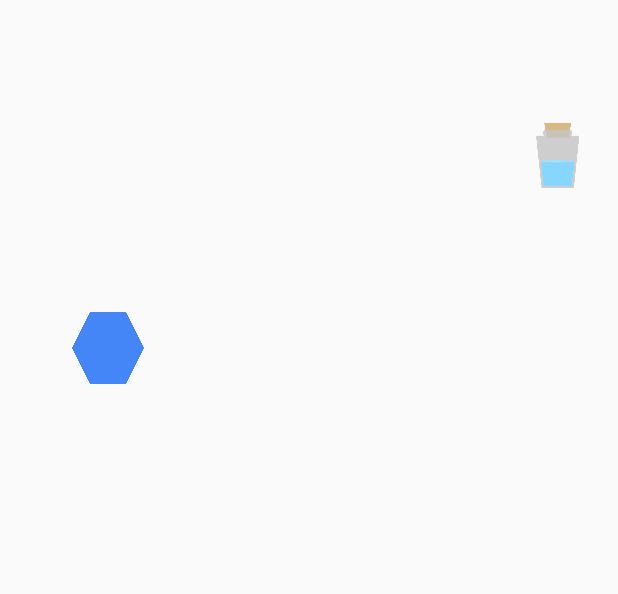
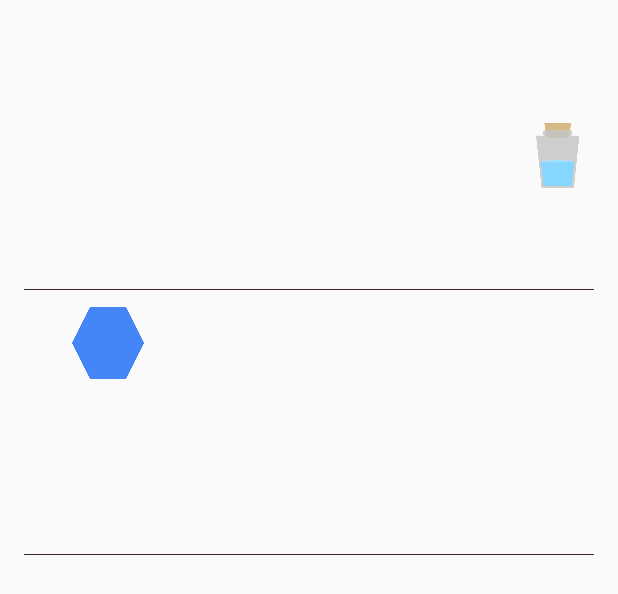
Before and after one commit to jocmp/HearthMaker, an Android app: the layout content_detail.xml on its own in the app's theme, with its tools: preview values and no code run, on a phone screen of 412 x 824 dp. Shown: the top 594 px of the screen. Run offline under Robolectric (Android 15) with nearby library versions, the phone set to English and light mode, and no system bars.

Commit message:
dividers and padding for detail activity

```diff
--- a/app/src/main/res/layout/content_detail.xml
+++ b/app/src/main/res/layout/content_detail.xml
@@ -44,14 +44,7 @@
         android:gravity="center_vertical"
         android:layout_marginBottom="16dp"/>
 
-    <TextView
-        android:textStyle="italic"
-        android:layout_below="@+id/card_text"
-        android:id="@+id/flavor_text"
-        android:textAppearance="?android:attr/textAppearanceMedium"
-        android:layout_width="wrap_content"
-        android:layout_height="wrap_content"
-        android:layout_marginBottom="16dp"/>
+
 
     <ImageView
         android:id="@+id/Empty"
@@ -96,11 +89,18 @@
         android:textAppearance="?android:attr/textAppearanceMedium"
         android:layout_width="wrap_content"
         android:layout_centerHorizontal="true"
-        android:layout_height="48dp"
-        android:layout_marginBottom="16dp"/>
+        android:layout_height="wrap_content"
+        android:layout_marginBottom="24dp"/>
+
+    <TextView
+        android:layout_below="@id/card_set"
+        android:layout_width="fill_parent"
+        android:layout_height=".5dp"
+        android:background="@color/primary_dark_material_light"/>
 
     <ImageView
         android:id="@+id/mana_icon"
+        android:layout_marginTop="12dp"
         android:src="@drawable/mana_crystal_500"
         android:layout_width="48dp"
         android:layout_height="48dp"
@@ -176,9 +176,25 @@
     <TextView
         android:id="@+id/card_text"
         android:layout_width="wrap_content"
-        android:layout_height="48dp"
+        android:layout_height="wrap_content"
         android:layout_below="@+id/attack_icon"
         android:textAppearance="?android:attr/textAppearanceMedium"
+        android:layout_marginBottom="12dp"/>
+
+    <TextView
+        android:layout_below="@id/card_text"
+        android:layout_width="fill_parent"
+        android:layout_height=".5dp"
+        android:background="@color/primary_dark_material_light"/>
+
+    <TextView
+        android:textStyle="italic"
+        android:layout_below="@+id/card_text"
+        android:id="@+id/flavor_text"
+        android:layout_marginTop="24dp"
+        android:textAppearance="?android:attr/textAppearanceMedium"
+        android:layout_width="wrap_content"
+        android:layout_height="wrap_content"
         android:layout_marginBottom="16dp"/>
 
     <TextView
```
Also changed, not shown: 1 other file.
